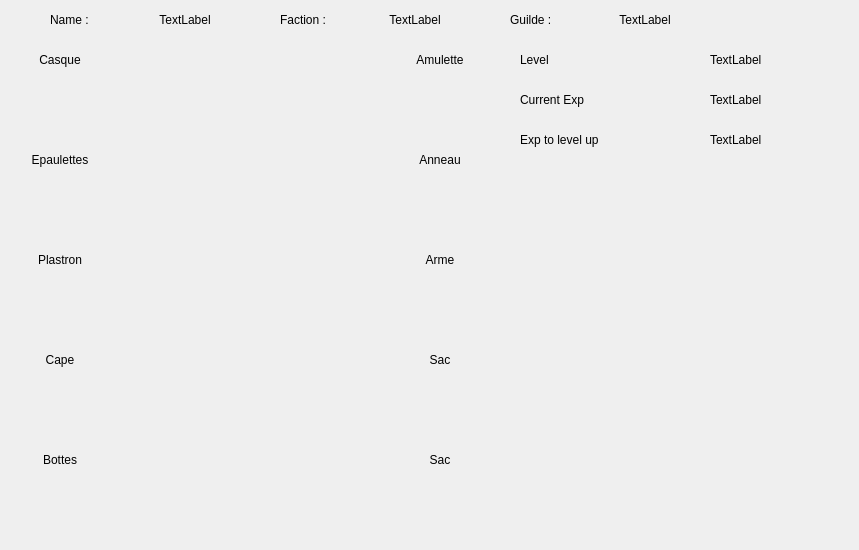
Qt form MMO/Res/stuffview.ui (maresc-g/linumon) before a commit.
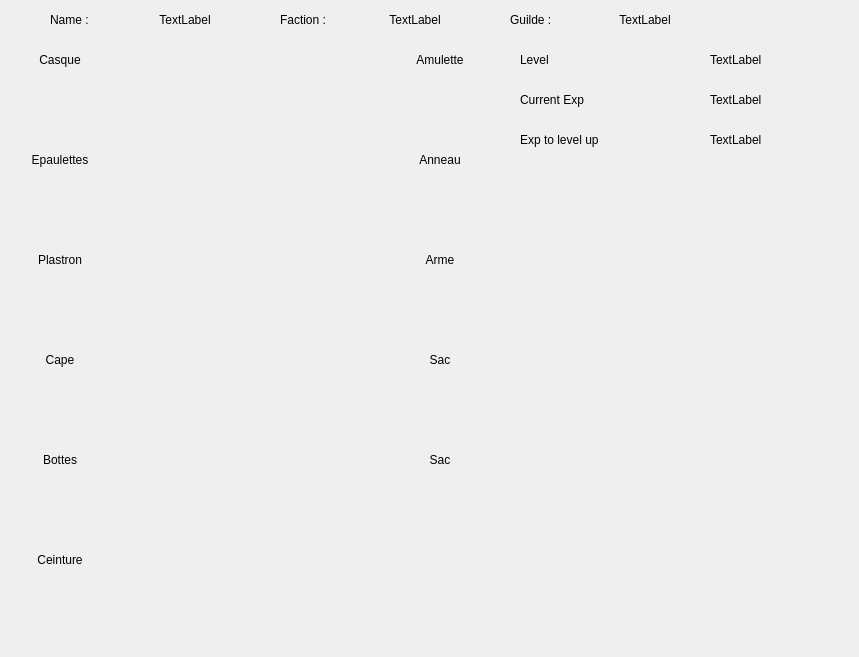
The same form after that commit.

The edit to the form file:
```diff
--- a/MMO/Res/stuffview.ui
+++ b/MMO/Res/stuffview.ui
@@ -7,7 +7,7 @@
     <x>0</x>
     <y>0</y>
     <width>859</width>
-    <height>550</height>
+    <height>657</height>
    </rect>
   </property>
   <property name="windowTitle">
@@ -341,6 +341,22 @@
     <string>TextLabel</string>
    </property>
   </widget>
+  <widget class="QLabel" name="labelBelt">
+   <property name="geometry">
+    <rect>
+     <x>0</x>
+     <y>550</y>
+     <width>120</width>
+     <height>20</height>
+    </rect>
+   </property>
+   <property name="text">
+    <string>Ceinture</string>
+   </property>
+   <property name="alignment">
+    <set>Qt::AlignCenter</set>
+   </property>
+  </widget>
  </widget>
  <resources/>
  <connections/>
```
